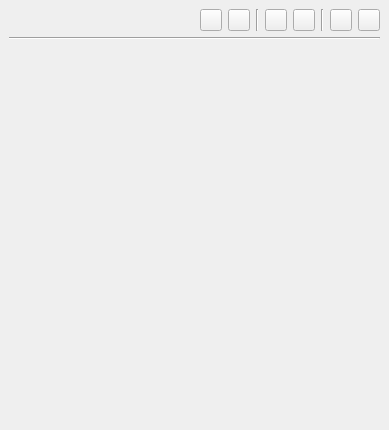
Qt form src/sidebar/sidebarwidget.ui (KDE/conquirere) before a commit.
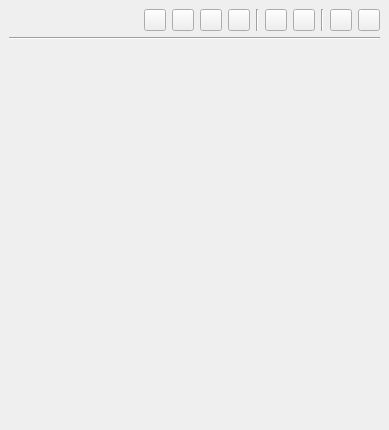
The same form after that commit.

Commit message: small ui change with add/remove reference in the publication sidewidget

```diff
--- a/src/sidebar/sidebarwidget.ui
+++ b/src/sidebar/sidebarwidget.ui
@@ -47,6 +47,56 @@
         </property>
        </spacer>
       </item>
+      <item>
+       <widget class="QPushButton" name="addReference">
+        <property name="minimumSize">
+         <size>
+          <width>22</width>
+          <height>22</height>
+         </size>
+        </property>
+        <property name="maximumSize">
+         <size>
+          <width>22</width>
+          <height>22</height>
+         </size>
+        </property>
+        <property name="text">
+         <string/>
+        </property>
+        <property name="iconSize">
+         <size>
+          <width>22</width>
+          <height>22</height>
+         </size>
+        </property>
+       </widget>
+      </item>
+      <item>
+       <widget class="QPushButton" name="removeReference">
+        <property name="minimumSize">
+         <size>
+          <width>22</width>
+          <height>22</height>
+         </size>
+        </property>
+        <property name="maximumSize">
+         <size>
+          <width>22</width>
+          <height>22</height>
+         </size>
+        </property>
+        <property name="text">
+         <string/>
+        </property>
+        <property name="iconSize">
+         <size>
+          <width>22</width>
+          <height>22</height>
+         </size>
+        </property>
+       </widget>
+      </item>
       <item>
        <widget class="QPushButton" name="addPublication">
         <property name="minimumSize">
```
The commit also changes 6 other files.
